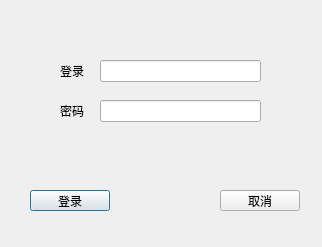
Above: ui/login.ui from shy-zhong/Final-assignments before the change. Below: the same form after it.
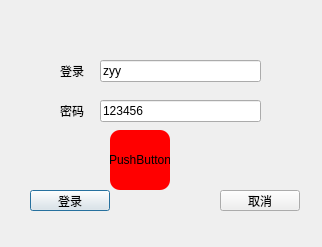
That is the form after the change.

The edit to the form file:
```diff
--- a/ui/login.ui
+++ b/ui/login.ui
@@ -48,6 +48,9 @@
      <height>22</height>
     </rect>
    </property>
+   <property name="text">
+    <string>zyy</string>
+   </property>
   </widget>
   <widget class="QLineEdit" name="password">
    <property name="geometry">
@@ -58,6 +61,9 @@
      <height>22</height>
     </rect>
    </property>
+   <property name="text">
+    <string>123456</string>
+   </property>
   </widget>
   <widget class="QPushButton" name="enter">
    <property name="geometry">
@@ -85,6 +91,22 @@
     <string>取消</string>
    </property>
   </widget>
+  <widget class="QPushButton" name="pushButton">
+   <property name="geometry">
+    <rect>
+     <x>110</x>
+     <y>130</y>
+     <width>60</width>
+     <height>60</height>
+    </rect>
+   </property>
+   <property name="styleSheet">
+    <string notr="true">background:red;border-radius:10px;border:10px;</string>
+   </property>
+   <property name="text">
+    <string>PushButton</string>
+   </property>
+  </widget>
  </widget>
  <resources/>
  <connections/>
```
